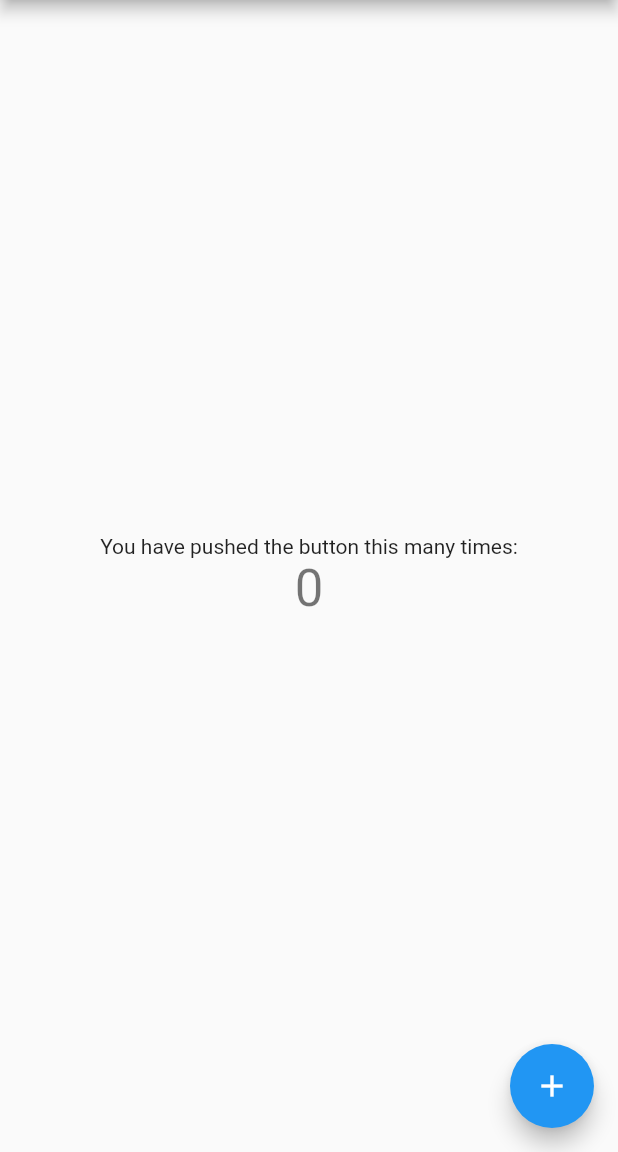
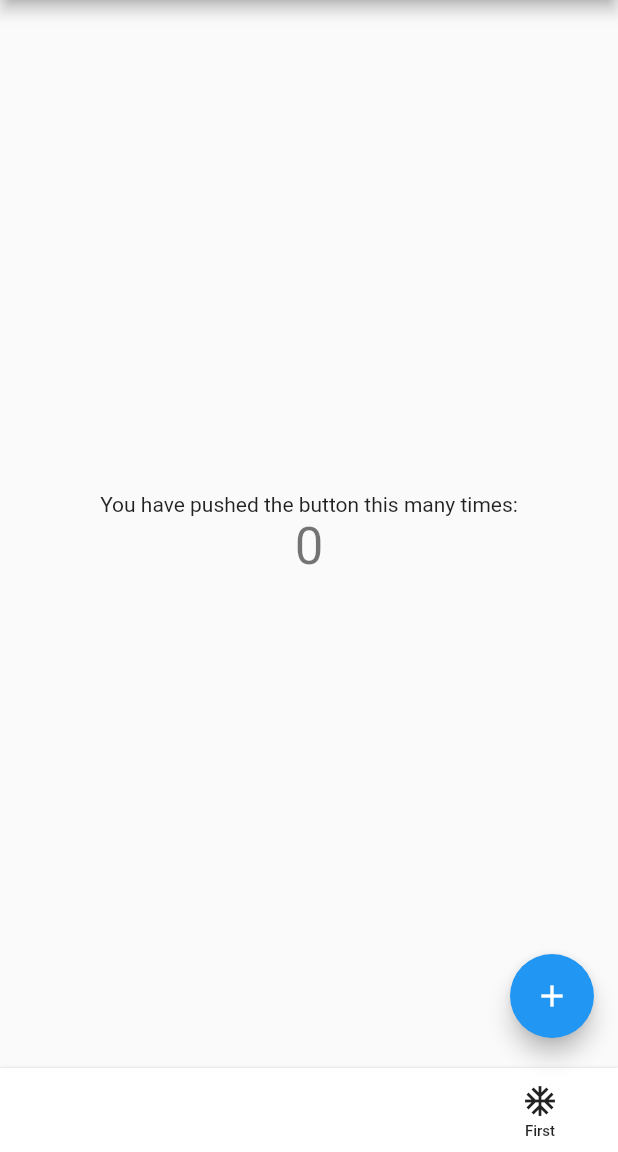
Before and after one commit to flankb/metro_appbar, a Flutter app: the screen it shows after launch, on a phone screen of 412 x 824 dp, the part 84-1236 px from its top. Run offline on Flutter 3.47's test engine with Material 2 defaults, Android fonts, the phone set to English and light mode, and no system bars.

Commit message:
Add AppBar and example implement

```diff
--- a/example/lib/main.dart
+++ b/example/lib/main.dart
@@ -1,4 +1,5 @@
 import 'package:flutter/material.dart';
+import 'package:metro_appbar/metro_appbar.dart';
 
 void main() {
   runApp(MyApp());
@@ -95,8 +96,13 @@ class _MyHomePageState extends State<MyHomePage> {
           // center the children vertically; the main axis here is the vertical
           // axis because Columns are vertical (the cross axis would be
           // horizontal).
+          //mainAxisAlignment: MainAxisAlignment.center,
+          children: <Widget>[
+            Expanded(
+                child: Center(
+              child: Column(
                   mainAxisAlignment: MainAxisAlignment.center,
-          children: <Widget>[
+                  children: [
                     Text(
                       'You have pushed the button this many times:',
                     ),
@@ -104,13 +110,28 @@ class _MyHomePageState extends State<MyHomePage> {
                       '$_counter',
                       style: Theme.of(context).textTheme.headline4,
                     ),
+                  ]),
+            )),
+            MetroAppBar(
+              primaryCommands: [
+                PrimaryCommand(
+                    onPressed: () {}, pic: Icons.ac_unit, text: "First")
+              ],
+              /*secondaryCommands: [
+                SecondaryCommand(
+                    commandName: "one", onPressed: () {}, text: "Review")
+              ],*/
+            ),
           ],
         ),
       ),
-      floatingActionButton: FloatingActionButton(
+      floatingActionButton: Padding(
+        padding: const EdgeInsets.only(bottom: 60.0),
+        child: FloatingActionButton(
           onPressed: _incrementCounter,
           tooltip: 'Increment',
           child: Icon(Icons.add),
+        ),
       ), // This trailing comma makes auto-formatting nicer for build methods.
     );
   }
--- a/lib/metro_appbar.dart
+++ b/lib/metro_appbar.dart
@@ -1,7 +1,133 @@
 library metro_appbar;
 
-/// A Calculator.
-class Calculator {
-  /// Returns [value] plus 1.
-  int addOne(int value) => value + 1;
+import 'package:flutter/material.dart';
+import 'package:flutter/widgets.dart';
+
+class SecondaryCommand extends StatelessWidget {
+  final String commandName;
+  final VoidCallback onPressed;
+  final String text;
+  final TextStyle style;
+  final Widget child;
+
+  SecondaryCommand(
+      {@required this.commandName,
+      @required this.onPressed,
+      @required this.text,
+      this.style,
+      this.child});
+
+  @override
+  Widget build(BuildContext context) {
+    return child ?? Text(text, style: style);
+  }
 }
+
+class PrimaryCommand extends StatelessWidget {
+  final VoidCallback onPressed;
+  final IconData pic;
+  final Color color;
+  final String text;
+
+  const PrimaryCommand({
+    Key key,
+    @required this.onPressed,
+    @required this.pic,
+    this.color,
+    @required this.text,
+  }) : super(key: key);
+
+  @override
+  Widget build(BuildContext context) {
+    return ConstrainedBox(
+      constraints: BoxConstraints(minHeight: 56, maxHeight: 56, maxWidth: 110),
+      child: FlatButton(
+        onPressed: onPressed,
+        child: Column(
+          mainAxisAlignment: MainAxisAlignment.center,
+          children: <Widget>[
+            SizedBox(height: 28, child: Icon(pic, color: color)),
+            Text(
+              text,
+              maxLines: 1,
+              style: TextStyle(fontSize: 10),
+              overflow: TextOverflow.ellipsis,
+            )
+          ],
+        ),
+      ),
+    );
+  }
+}
+
+class MetroAppBar extends StatefulWidget {
+  final List<Widget> primaryCommands;
+  final List<SecondaryCommand> secondaryCommands;
+
+  const MetroAppBar(
+      {Key key, @required this.primaryCommands, this.secondaryCommands})
+      : super(key: key);
+
+  @override
+  _MetroAppBarState createState() => _MetroAppBarState();
+}
+
+class _MetroAppBarState extends State<MetroAppBar>
+    with SingleTickerProviderStateMixin {
+  @override
+  void initState() {
+    super.initState();
+  }
+
+  @override
+  Widget build(BuildContext context) {
+    return Container(
+      height: 56,
+      decoration: BoxDecoration(
+          color: Theme.of(context).bottomAppBarColor,
+          boxShadow: [
+            BoxShadow(
+              color: Theme.of(context).brightness == Brightness.dark
+                  ? const Color(0xff3F3C3C)
+                  : const Color(0xffd3d3d3),
+              blurRadius: 1.0,
+              spreadRadius: 0.0,
+              offset: Offset(0.3, 0.3), // shadow direction: bottom right
+            )
+          ],
+          borderRadius: new BorderRadius.horizontal(
+            left: new Radius.circular(0.0),
+            right: new Radius.circular(0.0),
+          )),
+      child: Padding(
+        padding: const EdgeInsets.symmetric(horizontal: 8),
+        child: Row(
+          //crossAxisAlignment: CrossAxisAlignment.stretch,
+          mainAxisAlignment: MainAxisAlignment.end,
+          children: <Widget>[
+            for (var pc in widget.primaryCommands) pc,
+            widget.secondaryCommands != null &&
+                    widget.secondaryCommands.any((element) => true)
+                ? PopupMenuButton<String>(
+                    onSelected: (command) {
+                      // Определить нужную команду
+                      final cmd = widget.secondaryCommands.singleWhere(
+                          (element) => element.commandName == command);
+                      cmd.onPressed();
+                    },
+                    itemBuilder: (BuildContext context) {
+                      return widget.secondaryCommands.map((e) {
+                        return PopupMenuItem<String>(
+                          value: e.commandName,
+                          child: e,
+                        );
+                      }).toList();
+                    },
+                  )
+                : SizedBox()
+          ],
+        ),
+      ),
+    );
+  }
+}
```
Also changed, not shown: 1 other file. Lines whose indentation alone changed are shown as unchanged.
